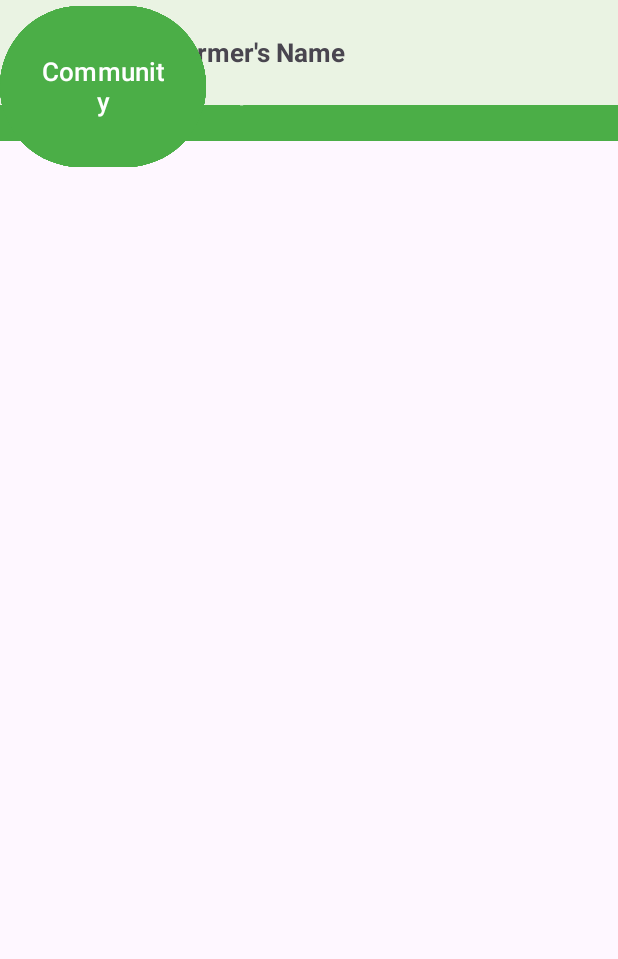
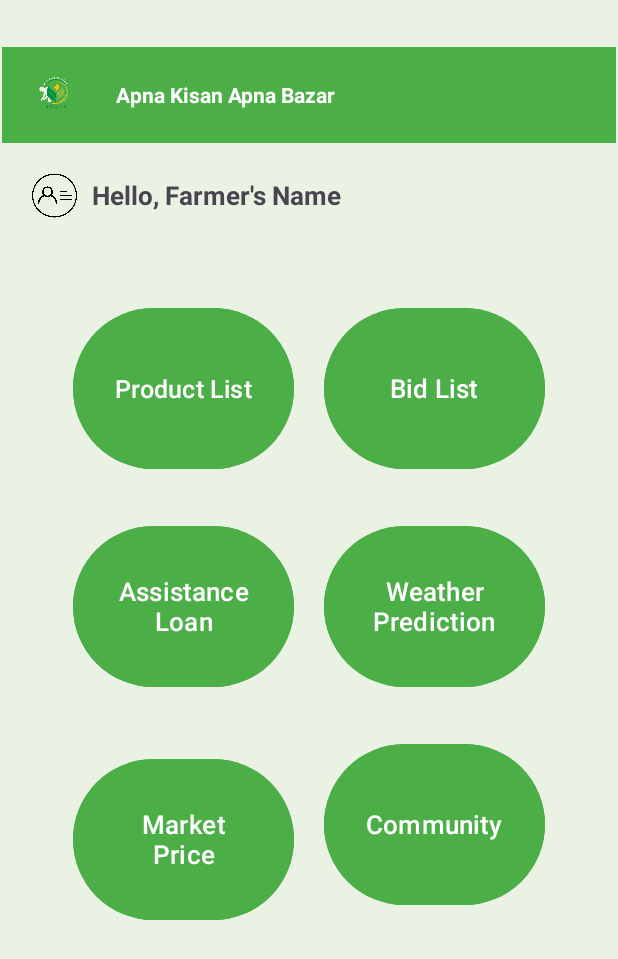
Before and after one commit to AMANSUTHAR19HMH/SWSTIK, an Android app: the farmerhomepage screen opened directly, with no data from a screen before it, on a phone screen of 412 x 824 dp. Shown: the top 959 px of the screen. Run offline under Robolectric (Android 15) with nearby library versions, the phone set to English and light mode, and no system bars.

```diff
--- a/app/src/main/java/com/abc/agrios/ChoiceActivity.java
+++ b/app/src/main/java/com/abc/agrios/ChoiceActivity.java
@@ -16,5 +16,6 @@ public class ChoiceActivity extends AppCompatActivity {
         EdgeToEdge.enable(this);
         setContentView(R.layout.activity_choice);
 
+
     }
 }
--- a/app/src/main/java/com/abc/agrios/farmerhomepage.java
+++ b/app/src/main/java/com/abc/agrios/farmerhomepage.java
@@ -15,10 +15,5 @@ public class farmerhomepage extends AppCompatActivity {
         super.onCreate(savedInstanceState);
         EdgeToEdge.enable(this);
         setContentView(R.layout.activity_farmerhomepage);
-        ViewCompat.setOnApplyWindowInsetsListener(findViewById(R.id.main), (v, insets) -> {
-            Insets systemBars = insets.getInsets(WindowInsetsCompat.Type.systemBars());
-            v.setPadding(systemBars.left, systemBars.top, systemBars.right, systemBars.bottom);
-            return insets;
-        });
     }
 }
--- a/app/src/main/res/layout/activity_farmerhomepage.xml
+++ b/app/src/main/res/layout/activity_farmerhomepage.xml
@@ -1,20 +1,18 @@
 <?xml version="1.0" encoding="utf-8"?>
-<androidx.constraintlayout.widget.ConstraintLayout xmlns:android="http://schemas.android.com/apk/res/android"
-    xmlns:app="http://schemas.android.com/apk/res-auto"
-    xmlns:tools="http://schemas.android.com/tools"
-    android:id="@+id/main"
+<ScrollView xmlns:android="http://schemas.android.com/apk/res/android"
     android:layout_width="match_parent"
     android:layout_height="match_parent"
-    tools:context=".farmerhomepage">
+    android:background="@color/background"
+    android:fillViewport="true">
 
-    <!-- AppBar Layout -->
     <RelativeLayout
         android:layout_width="match_parent"
         android:layout_height="wrap_content"
-        android:background="@color/main"
-        tools:ignore="MissingConstraints">
+        android:padding="1dp">
 
+        <!-- AppBar Layout -->
         <com.google.android.material.appbar.AppBarLayout
+            android:id="@+id/app_bar"
             android:layout_width="match_parent"
             android:layout_height="wrap_content"
             android:layout_marginTop="30dp"
@@ -25,9 +23,7 @@
                 android:layout_width="match_parent"
                 android:layout_height="wrap_content"
                 android:background="@color/main"
-                android:title="Header Title"
-                app:menu="@menu/appbar"
-                app:popupTheme="@style/ThemeOverlay.AppCompat.Light">
+                android:title="Header Title">
 
                 <ImageView
                     android:layout_width="40dp"
@@ -43,19 +39,17 @@
                     android:textStyle="bold" />
             </androidx.appcompat.widget.Toolbar>
         </com.google.android.material.appbar.AppBarLayout>
-    </RelativeLayout>
 
         <!-- Profile Section -->
         <LinearLayout
             android:id="@+id/linear_layoutprofile"
             android:layout_width="match_parent"
             android:layout_height="wrap_content"
+            android:layout_below="@id/app_bar"
             android:background="@color/background"
             android:gravity="center_vertical"
-        android:padding="20dp"
-        tools:layout_editor_absoluteX="0dp"
-        tools:layout_editor_absoluteY="94dp"
-        tools:ignore="MissingConstraints">
+            android:orientation="horizontal"
+            android:padding="20dp">
 
             <ImageView
                 android:layout_width="30dp"
@@ -66,9 +60,9 @@
                 android:layout_width="wrap_content"
                 android:layout_height="wrap_content"
                 android:layout_marginStart="10dp"
-            android:text="Hello,  "
+                android:text="Hello, "
                 android:textSize="17sp"
-            android:textStyle="bold"/>
+                android:textStyle="bold" />
 
             <TextView
                 android:id="@+id/agritext"
@@ -76,93 +70,98 @@
                 android:layout_height="wrap_content"
                 android:text="Farmer's Name"
                 android:textSize="17sp"
-            android:textStyle="bold"/>
+                android:textStyle="bold" />
         </LinearLayout>
 
-    <!-- Buttons -->
+        <!-- Buttons Section -->
+        <LinearLayout
+            android:layout_width="match_parent"
+            android:layout_height="wrap_content"
+            android:layout_below="@id/linear_layoutprofile"
+            android:layout_marginTop="10dp"
+            android:gravity="center"
+            android:orientation="vertical"
+            android:padding="16dp">
+
+            <LinearLayout
+                android:layout_width="wrap_content"
+                android:layout_height="wrap_content"
+                android:layout_marginBottom="10dp"
+                android:orientation="horizontal">
+
                 <Button
                     android:id="@+id/button12"
-        android:layout_width="137dp"
+                    android:layout_width="147dp"
                     android:layout_height="115dp"
-        android:layout_gravity="center"
                     android:layout_margin="10dp"
+                    android:backgroundTint="@color/main"
                     android:text="Product List"
                     android:textColor="@color/white"
-        android:backgroundTint="@color/main"
-        android:textSize="17sp"
-        tools:layout_editor_absoluteX="39dp"
-        tools:layout_editor_absoluteY="226dp"
-        tools:ignore="MissingConstraints" />
+                    android:textSize="16.97sp" />
 
                 <Button
                     android:id="@+id/button13"
-        android:layout_width="137dp"
+                    android:layout_width="147dp"
                     android:layout_height="115dp"
-        android:layout_gravity="center"
                     android:layout_margin="10dp"
                     android:backgroundTint="@color/main"
                     android:text="Bid List"
                     android:textColor="@color/white"
-        android:textSize="17sp"
-        tools:layout_editor_absoluteX="235dp"
-        tools:layout_editor_absoluteY="226dp"
-        tools:ignore="MissingConstraints" />
+                    android:textSize="17sp" />
+            </LinearLayout>
+
+            <LinearLayout
+                android:layout_width="wrap_content"
+                android:layout_height="wrap_content"
+                android:layout_marginBottom="10dp"
+                android:orientation="horizontal">
 
                 <Button
                     android:id="@+id/button14"
-        android:layout_width="137dp"
+                    android:layout_width="147dp"
                     android:layout_height="115dp"
-        android:layout_gravity="center"
                     android:layout_margin="10dp"
                     android:backgroundTint="@color/main"
                     android:text="Assistance Loan"
                     android:textColor="@color/white"
-        android:textSize="17sp"
-        tools:layout_editor_absoluteX="40dp"
-        tools:layout_editor_absoluteY="380dp"
-        tools:ignore="MissingConstraints" />
+                    android:textSize="17sp" />
 
                 <Button
                     android:id="@+id/button15"
-        android:layout_width="137dp"
+                    android:layout_width="147dp"
                     android:layout_height="115dp"
-        android:layout_gravity="center"
                     android:layout_margin="10dp"
                     android:backgroundTint="@color/main"
-        app:circularflow_radiusInDP="1"
                     android:text="Weather Prediction"
                     android:textColor="@color/white"
-        android:textSize="17sp"
-        tools:layout_editor_absoluteX="235dp"
-        tools:layout_editor_absoluteY="380dp"
-        tools:ignore="MissingConstraints" />
+                    android:textSize="17sp" />
+            </LinearLayout>
+
+            <LinearLayout
+                android:layout_width="wrap_content"
+                android:layout_height="wrap_content"
+                android:orientation="horizontal">
 
                 <Button
                     android:id="@+id/button16"
-        android:layout_width="137dp"
+                    android:layout_width="147dp"
                     android:layout_height="115dp"
-        android:layout_gravity="center"
                     android:layout_margin="10dp"
                     android:backgroundTint="@color/main"
                     android:text="Market Price"
                     android:textColor="@color/white"
-        android:textSize="17sp"
-        tools:layout_editor_absoluteX="39dp"
-        tools:layout_editor_absoluteY="545dp"
-        tools:ignore="MissingConstraints" />
+                    android:textSize="17sp" />
 
                 <Button
                     android:id="@+id/button17"
-        android:layout_width="137dp"
+                    android:layout_width="147dp"
                     android:layout_height="115dp"
-        android:layout_gravity="center"
                     android:layout_margin="10dp"
                     android:backgroundTint="@color/main"
                     android:text="Community"
                     android:textColor="@color/white"
-        android:textSize="17sp"
-        tools:layout_editor_absoluteX="235dp"
-        tools:layout_editor_absoluteY="545dp"
-        tools:ignore="MissingConstraints" />
-
-</androidx.constraintlayout.widget.ConstraintLayout>
+                    android:textSize="17sp" />
+            </LinearLayout>
+        </LinearLayout>
+    </RelativeLayout>
+</ScrollView>
```
Also changed, not shown: app/src/main/AndroidManifest.xml (+14 -8 lines), app/src/main/java/com/abc/agrios/Address.java (added, +16 -0 lines), app/src/main/java/com/abc/agrios/Farmer.java (added, +24 -0 lines), app/src/main/java/com/abc/agrios/FarmerLoginActivity.java (added, +80 -0 lines), app/src/main/java/com/abc/agrios/FarmerSignupActivity.java (added, +105 -0 lines), app/src/main/java/com/abc/agrios/LoginRequestF.java (added, +19 -0 lines), app/src/main/java/com/abc/agrios/LoginResponseF.java (added, +15 -0 lines), app/src/main/java/com/abc/agrios/apiInterface/AuthApi.java (+11 -0 lines), app/src/main/java/com/abc/agrios/farmerLoginActivity.java (deleted, +0 -20 lines), app/src/main/java/com/abc/agrios/farmerSignupActivity.java (deleted, +0 -20 lines), app/src/main/res/layout/activity_farmer_login.xml (+43 -6 lines), app/src/main/res/layout/activity_farmer_signup.xml (+44 -16 lines), 1 other file. Lines whose indentation alone changed are shown as unchanged.
